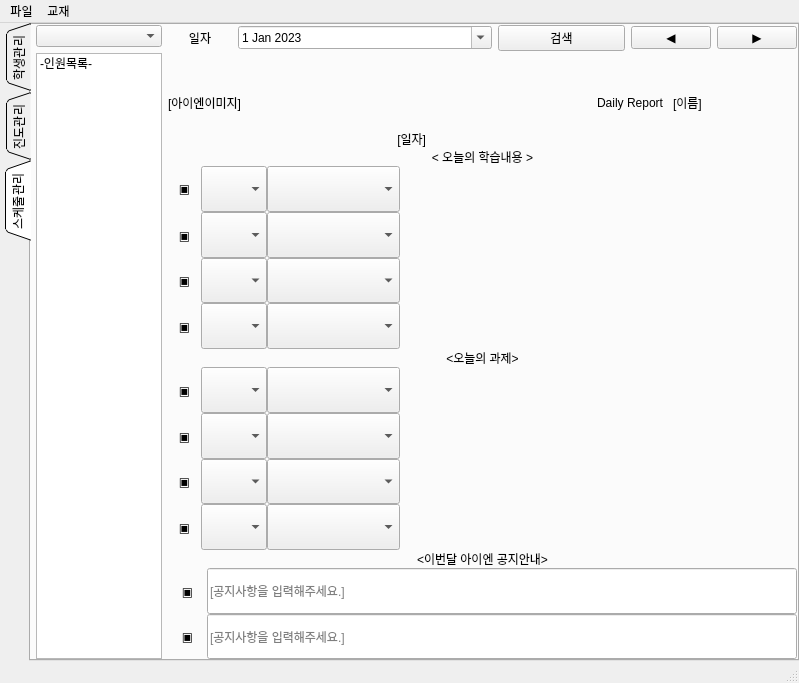
Above: pyqt_ui/main.ui from jiseok7620/student-schedule-management before the change. Below: the same form after it.
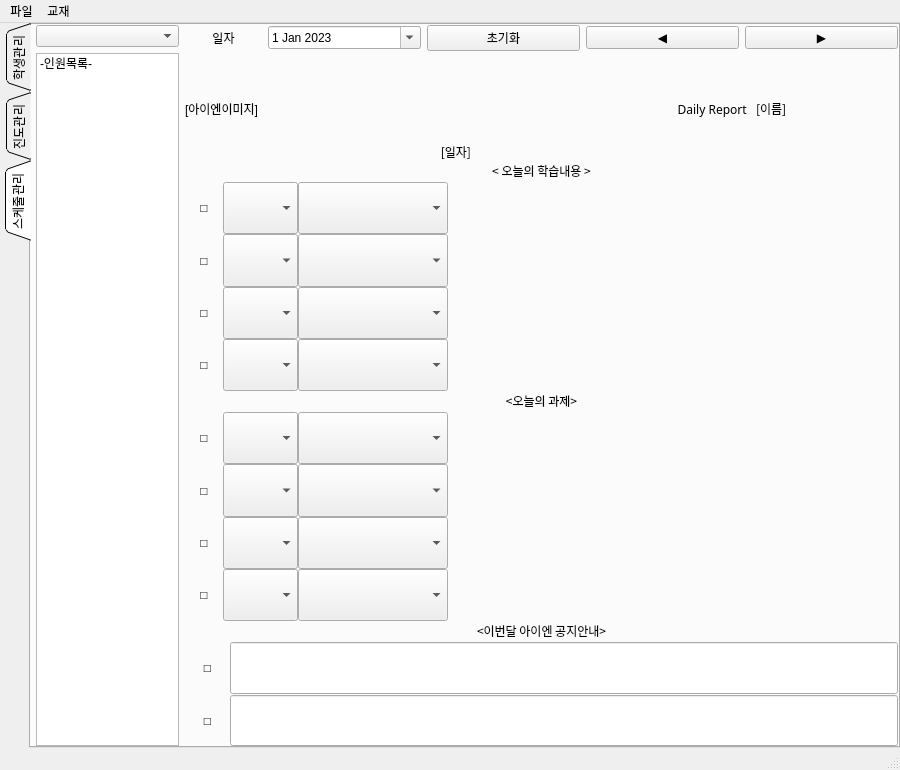
That is the form after the change.

```diff
--- a/pyqt_ui/main.ui
+++ b/pyqt_ui/main.ui
@@ -2,18 +2,27 @@
 <ui version="4.0">
  <class>MainWindow</class>
  <widget class="QMainWindow" name="MainWindow">
+  <property name="enabled">
+   <bool>true</bool>
+  </property>
   <property name="geometry">
    <rect>
     <x>0</x>
     <y>0</y>
-    <width>799</width>
-    <height>683</height>
+    <width>900</width>
+    <height>770</height>
    </rect>
   </property>
   <property name="windowTitle">
-   <string>MainWindow</string>
+   <string>inmath</string>
+  </property>
+  <property name="autoFillBackground">
+   <bool>false</bool>
   </property>
   <widget class="QWidget" name="centralwidget">
+   <property name="enabled">
+    <bool>true</bool>
+   </property>
    <layout class="QVBoxLayout" name="verticalLayout_7">
     <property name="leftMargin">
      <number>0</number>
@@ -468,7 +477,7 @@
                <number>0</number>
               </property>
               <item>
-               <layout class="QHBoxLayout" name="horizontalLayout_4" stretch="1,4,2,1,1">
+               <layout class="QHBoxLayout" name="horizontalLayout_4" stretch="1,2,2,2,2">
                 <item>
                  <widget class="QLabel" name="label_4">
                   <property name="text">
@@ -502,7 +511,7 @@
                 <item>
                  <widget class="QPushButton" name="btnScSearch">
                   <property name="text">
-                   <string>검색</string>
+                   <string>초기화</string>
                   </property>
                  </widget>
                 </item>
@@ -544,6 +553,11 @@
                   </item>
                   <item>
                    <widget class="QLabel" name="labelDate">
+                    <property name="font">
+                     <font>
+                      <family>HY헤드라인M</family>
+                     </font>
+                    </property>
                     <property name="text">
                      <string>[일자]</string>
                     </property>
@@ -554,6 +568,11 @@
                   </item>
                   <item>
                    <widget class="QLabel" name="labelDaily">
+                    <property name="font">
+                     <font>
+                      <family>HY헤드라인M</family>
+                     </font>
+                    </property>
                     <property name="text">
                      <string>Daily Report   </string>
                     </property>
@@ -564,6 +583,11 @@
                   </item>
                   <item>
                    <widget class="QLabel" name="labelName">
+                    <property name="font">
+                     <font>
+                      <family>HY헤드라인M</family>
+                     </font>
+                    </property>
                     <property name="text">
                      <string>[이름]</string>
                     </property>
@@ -576,6 +600,11 @@
                 </item>
                 <item>
                  <widget class="QLabel" name="labelTitle1">
+                  <property name="font">
+                   <font>
+                    <family>HY헤드라인M</family>
+                   </font>
+                  </property>
                   <property name="text">
                    <string>&lt; 오늘의 학습내용 &gt;</string>
                   </property>
@@ -592,7 +621,7 @@
                   <item row="3" column="0">
                    <widget class="QLabel" name="labelf4">
                     <property name="text">
-                     <string>▣</string>
+                     <string>□</string>
                     </property>
                     <property name="alignment">
                      <set>Qt::AlignCenter</set>
@@ -601,6 +630,11 @@
                   </item>
                   <item row="0" column="3">
                    <widget class="QLabel" name="labelText1">
+                    <property name="font">
+                     <font>
+                      <family>함초롬바탕</family>
+                     </font>
+                    </property>
                     <property name="text">
                      <string/>
                     </property>
@@ -609,7 +643,7 @@
                   <item row="2" column="0">
                    <widget class="QLabel" name="labelf3">
                     <property name="text">
-                     <string>▣</string>
+                     <string>□</string>
                     </property>
                     <property name="alignment">
                      <set>Qt::AlignCenter</set>
@@ -618,6 +652,11 @@
                   </item>
                   <item row="3" column="3">
                    <widget class="QLabel" name="labelText4">
+                    <property name="font">
+                     <font>
+                      <family>함초롬바탕</family>
+                     </font>
+                    </property>
                     <property name="text">
                      <string/>
                     </property>
@@ -625,6 +664,11 @@
                   </item>
                   <item row="2" column="3">
                    <widget class="QLabel" name="labelText3">
+                    <property name="font">
+                     <font>
+                      <family>함초롬바탕</family>
+                     </font>
+                    </property>
                     <property name="text">
                      <string/>
                     </property>
@@ -633,7 +677,7 @@
                   <item row="0" column="0">
                    <widget class="QLabel" name="labelf1">
                     <property name="text">
-                     <string>&lt;html&gt;&lt;head/&gt;&lt;body&gt;&lt;p&gt;▣&lt;/p&gt;&lt;/body&gt;&lt;/html&gt;</string>
+                     <string>&lt;html&gt;&lt;head/&gt;&lt;body&gt;&lt;p&gt;□&lt;/p&gt;&lt;/body&gt;&lt;/html&gt;</string>
                     </property>
                     <property name="alignment">
                      <set>Qt::AlignCenter</set>
@@ -643,7 +687,7 @@
                   <item row="1" column="0">
                    <widget class="QLabel" name="labelf2">
                     <property name="text">
-                     <string>▣</string>
+                     <string>□</string>
                     </property>
                     <property name="alignment">
                      <set>Qt::AlignCenter</set>
@@ -658,6 +702,11 @@
                       <verstretch>0</verstretch>
                      </sizepolicy>
                     </property>
+                    <property name="font">
+                     <font>
+                      <family>함초롬바탕</family>
+                     </font>
+                    </property>
                     <property name="frame">
                      <bool>true</bool>
                     </property>
@@ -701,6 +750,11 @@
                       <verstretch>0</verstretch>
                      </sizepolicy>
                     </property>
+                    <property name="font">
+                     <font>
+                      <family>함초롬바탕</family>
+                     </font>
+                    </property>
                     <item>
                      <property name="text">
                       <string/>
@@ -741,6 +795,11 @@
                       <verstretch>0</verstretch>
                      </sizepolicy>
                     </property>
+                    <property name="font">
+                     <font>
+                      <family>함초롬바탕</family>
+                     </font>
+                    </property>
                     <item>
                      <property name="text">
                       <string/>
@@ -781,6 +840,11 @@
                       <verstretch>0</verstretch>
                      </sizepolicy>
                     </property>
+                    <property name="font">
+                     <font>
+                      <family>함초롬바탕</family>
+                     </font>
+                    </property>
                     <item>
                      <property name="text">
                       <string/>
@@ -821,6 +885,11 @@
                       <verstretch>0</verstretch>
                      </sizepolicy>
                     </property>
+                    <property name="font">
+                     <font>
+                      <family>함초롬바탕</family>
+                     </font>
+                    </property>
                     <property name="mouseTracking">
                      <bool>false</bool>
                     </property>
@@ -837,6 +906,11 @@
                       <verstretch>0</verstretch>
                      </sizepolicy>
                     </property>
+                    <property name="font">
+                     <font>
+                      <family>함초롬바탕</family>
+                     </font>
+                    </property>
                     <property name="frame">
                      <bool>true</bool>
                     </property>
@@ -850,6 +924,11 @@
                       <verstretch>0</verstretch>
                      </sizepolicy>
                     </property>
+                    <property name="font">
+                     <font>
+                      <family>함초롬바탕</family>
+                     </font>
+                    </property>
                     <property name="frame">
                      <bool>true</bool>
                     </property>
@@ -863,6 +942,11 @@
                       <verstretch>0</verstretch>
                      </sizepolicy>
                     </property>
+                    <property name="font">
+                     <font>
+                      <family>함초롬바탕</family>
+                     </font>
+                    </property>
                     <property name="frame">
                      <bool>true</bool>
                     </property>
@@ -870,6 +954,11 @@
                   </item>
                   <item row="1" column="3">
                    <widget class="QLabel" name="labelText2">
+                    <property name="font">
+                     <font>
+                      <family>함초롬바탕</family>
+                     </font>
+                    </property>
                     <property name="text">
                      <string/>
                     </property>
@@ -879,6 +968,11 @@
                 </item>
                 <item>
                  <widget class="QLabel" name="labelTitle2">
+                  <property name="font">
+                   <font>
+                    <family>HY헤드라인M</family>
+                   </font>
+                  </property>
                   <property name="text">
                    <string>&lt;오늘의 과제&gt;</string>
                   </property>
@@ -894,6 +988,11 @@
                   </property>
                   <item row="1" column="3">
                    <widget class="QLabel" name="labelText6">
+                    <property name="font">
+                     <font>
+                      <family>함초롬바탕</family>
+                     </font>
+                    </property>
                     <property name="text">
                      <string/>
                     </property>
@@ -907,6 +1006,11 @@
                       <verstretch>0</verstretch>
                      </sizepolicy>
                     </property>
+                    <property name="font">
+                     <font>
+                      <family>함초롬바탕</family>
+                     </font>
+                    </property>
                     <item>
                      <property name="text">
                       <string/>
@@ -947,6 +1051,11 @@
                       <verstretch>0</verstretch>
                      </sizepolicy>
                     </property>
+                    <property name="font">
+                     <font>
+                      <family>함초롬바탕</family>
+                     </font>
+                    </property>
                     <item>
                      <property name="text">
                       <string/>
@@ -982,7 +1091,7 @@
                   <item row="0" column="0">
                    <widget class="QLabel" name="labelf5">
                     <property name="text">
-                     <string>▣</string>
+                     <string>□</string>
                     </property>
                     <property name="alignment">
                      <set>Qt::AlignCenter</set>
@@ -991,6 +1100,11 @@
                   </item>
                   <item row="3" column="3">
                    <widget class="QLabel" name="labelText8">
+                    <property name="font">
+                     <font>
+                      <family>함초롬바탕</family>
+                     </font>
+                    </property>
                     <property name="text">
                      <string/>
                     </property>
@@ -999,7 +1113,7 @@
                   <item row="2" column="0">
                    <widget class="QLabel" name="labelf7">
                     <property name="text">
-                     <string>▣</string>
+                     <string>□</string>
                     </property>
                     <property name="alignment">
                      <set>Qt::AlignCenter</set>
@@ -1008,6 +1122,11 @@
                   </item>
                   <item row="0" column="3">
                    <widget class="QLabel" name="labelText5">
+                    <property name="font">
+                     <font>
+                      <family>함초롬바탕</family>
+                     </font>
+                    </property>
                     <property name="text">
                      <string/>
                     </property>
@@ -1016,7 +1135,7 @@
                   <item row="1" column="0">
                    <widget class="QLabel" name="labelf6">
                     <property name="text">
-                     <string>▣</string>
+                     <string>□</string>
                     </property>
                     <property name="alignment">
                      <set>Qt::AlignCenter</set>
@@ -1026,7 +1145,7 @@
                   <item row="3" column="0">
                    <widget class="QLabel" name="labelf8">
                     <property name="text">
-                     <string>▣</string>
+                     <string>□</string>
                     </property>
                     <property name="alignment">
                      <set>Qt::AlignCenter</set>
@@ -1035,6 +1154,11 @@
                   </item>
                   <item row="2" column="3">
                    <widget class="QLabel" name="labelText7">
+                    <property name="font">
+                     <font>
+                      <family>함초롬바탕</family>
+                     </font>
+                    </property>
                     <property name="text">
                      <string/>
                     </property>
@@ -1048,6 +1172,11 @@
                       <verstretch>0</verstretch>
                      </sizepolicy>
                     </property>
+                    <property name="font">
+                     <font>
+                      <family>함초롬바탕</family>
+                     </font>
+                    </property>
                     <item>
                      <property name="text">
                       <string/>
@@ -1088,6 +1217,11 @@
                       <verstretch>0</verstretch>
                      </sizepolicy>
                     </property>
+                    <property name="font">
+                     <font>
+                      <family>함초롬바탕</family>
+                     </font>
+                    </property>
                     <item>
                      <property name="text">
                       <string/>
@@ -1128,6 +1262,11 @@
                       <verstretch>0</verstretch>
                      </sizepolicy>
                     </property>
+                    <property name="font">
+                     <font>
+                      <family>함초롬바탕</family>
+                     </font>
+                    </property>
                     <property name="frame">
                      <bool>true</bool>
                     </property>
@@ -1141,6 +1280,11 @@
                       <verstretch>0</verstretch>
                      </sizepolicy>
                     </property>
+                    <property name="font">
+                     <font>
+                      <family>함초롬바탕</family>
+                     </font>
+                    </property>
                     <property name="frame">
                      <bool>true</bool>
                     </property>
@@ -1154,6 +1298,11 @@
                       <verstretch>0</verstretch>
                      </sizepolicy>
                     </property>
+                    <property name="font">
+                     <font>
+                      <family>함초롬바탕</family>
+                     </font>
+                    </property>
                     <property name="frame">
                      <bool>true</bool>
                     </property>
@@ -1167,6 +1316,11 @@
                       <verstretch>0</verstretch>
                      </sizepolicy>
                     </property>
+                    <property name="font">
+                     <font>
+                      <family>함초롬바탕</family>
+                     </font>
+                    </property>
                     <property name="frame">
                      <bool>true</bool>
                     </property>
@@ -1176,6 +1330,11 @@
                 </item>
                 <item>
                  <widget class="QLabel" name="labelTitle3">
+                  <property name="font">
+                   <font>
+                    <family>HY헤드라인M</family>
+                   </font>
+                  </property>
                   <property name="text">
                    <string>&lt;이번달 아이엔 공지안내&gt;</string>
                   </property>
@@ -1186,13 +1345,16 @@
                 </item>
                 <item>
                  <layout class="QGridLayout" name="gridLayout_3" columnstretch="1,15">
-                  <property name="spacing">
+                  <property name="horizontalSpacing">
                    <number>0</number>
                   </property>
+                  <property name="verticalSpacing">
+                   <number>1</number>
+                  </property>
                   <item row="1" column="0">
                    <widget class="QLabel" name="labelf10">
                     <property name="text">
-                     <string>▣</string>
+                     <string>□</string>
                     </property>
                     <property name="alignment">
                      <set>Qt::AlignCenter</set>
@@ -1207,15 +1369,20 @@
                       <verstretch>0</verstretch>
                      </sizepolicy>
                     </property>
+                    <property name="font">
+                     <font>
+                      <family>함초롬바탕</family>
+                     </font>
+                    </property>
                     <property name="placeholderText">
-                     <string>[공지사항을 입력해주세요.]</string>
+                     <string/>
                     </property>
                    </widget>
                   </item>
                   <item row="0" column="0">
                    <widget class="QLabel" name="labelf9">
                     <property name="text">
-                     <string>▣</string>
+                     <string>□</string>
                     </property>
                     <property name="alignment">
                      <set>Qt::AlignCenter</set>
@@ -1230,11 +1397,16 @@
                       <verstretch>0</verstretch>
                      </sizepolicy>
                     </property>
+                    <property name="font">
+                     <font>
+                      <family>함초롬바탕</family>
+                     </font>
+                    </property>
                     <property name="text">
                      <string/>
                     </property>
                     <property name="placeholderText">
-                     <string>[공지사항을 입력해주세요.]</string>
+                     <string/>
                     </property>
                    </widget>
                   </item>
@@ -1259,7 +1431,7 @@
     <rect>
      <x>0</x>
      <y>0</y>
-     <width>799</width>
+     <width>900</width>
      <height>21</height>
     </rect>
    </property>
```
Left out of the diff: 6 changed lines with no effect on the pictures.
